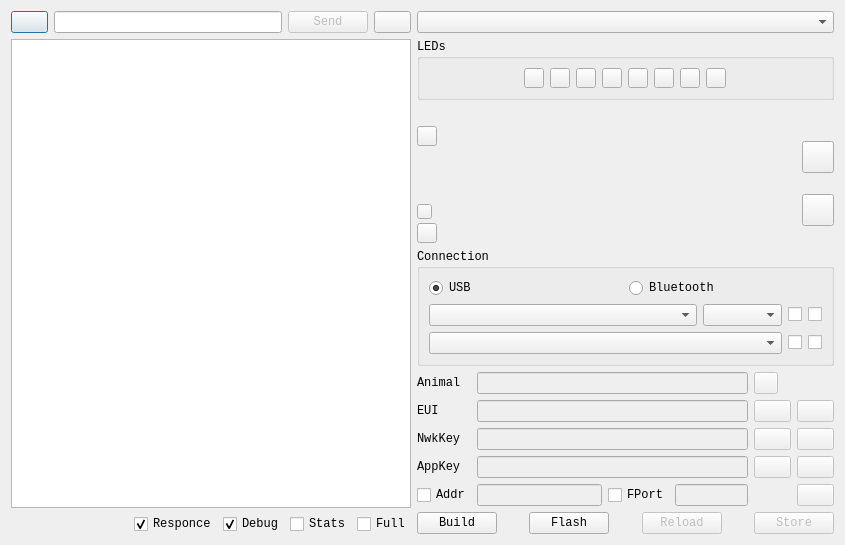
Qt form hardware/dialogcollarsim.ui (IvanTsantsarov/herdmind-simulator) before a commit.
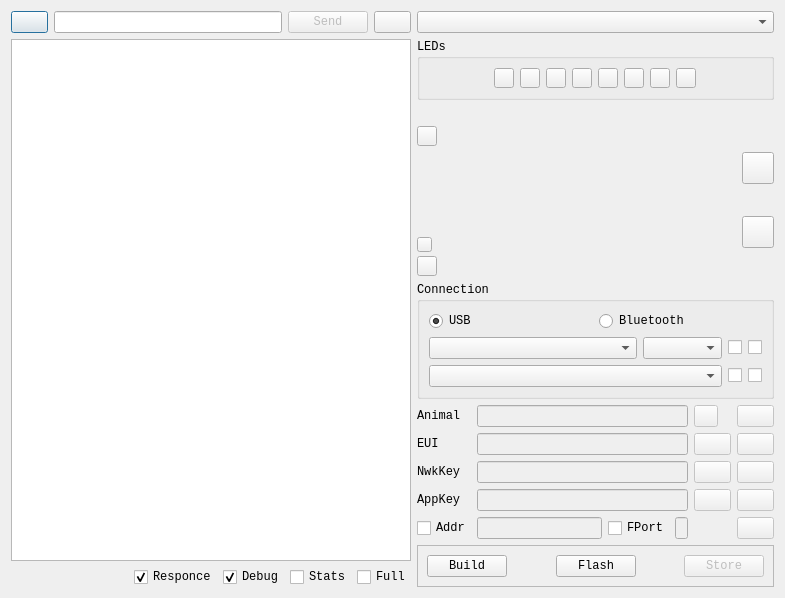
The same form after that commit. Icons and pictures are not drawn. Custom widgets are drawn as their Qt base class.

```diff
--- a/hardware/dialogcollarsim.ui
+++ b/hardware/dialogcollarsim.ui
@@ -6,8 +6,8 @@
    <rect>
     <x>0</x>
     <y>0</y>
-    <width>845</width>
-    <height>545</height>
+    <width>782</width>
+    <height>598</height>
    </rect>
   </property>
   <property name="maximumSize">
@@ -1059,8 +1059,40 @@
          </property>
         </widget>
        </item>
+       <item row="0" column="3">
+        <widget class="QPushButton" name="btnReload">
+         <property name="enabled">
+          <bool>false</bool>
+         </property>
+         <property name="toolTip">
+          <string>Reread collar info from serial</string>
+         </property>
+         <property name="text">
+          <string/>
+         </property>
+         <property name="icon">
+          <iconset resource="../res/res.qrc">
+           <normaloff>:/reload.svg</normaloff>:/reload.svg</iconset>
+         </property>
+        </widget>
+       </item>
       </layout>
      </item>
+     <item>
+      <widget class="QFrame" name="frame">
+       <property name="minimumSize">
+        <size>
+         <width>0</width>
+         <height>20</height>
+        </size>
+       </property>
+       <property name="frameShape">
+        <enum>QFrame::Shape::StyledPanel</enum>
+       </property>
+       <property name="frameShadow">
+        <enum>QFrame::Shadow::Raised</enum>
+       </property>
+       <layout class="QHBoxLayout" name="horizontalLayout_6">
      <item>
       <layout class="QHBoxLayout" name="horizontalLayout_7">
        <item>
@@ -1123,36 +1155,6 @@
          </property>
         </spacer>
        </item>
-       <item>
-        <widget class="QPushButton" name="btnReload">
-         <property name="enabled">
-          <bool>false</bool>
-         </property>
-         <property name="toolTip">
-          <string>Reread collar info from serial</string>
-         </property>
-         <property name="text">
-          <string>Reload</string>
-         </property>
-         <property name="icon">
-          <iconset resource="../res/res.qrc">
-           <normaloff>:/reload.svg</normaloff>:/reload.svg</iconset>
-         </property>
-        </widget>
-       </item>
-       <item>
-        <spacer name="horizontalSpacer_3">
-         <property name="orientation">
-          <enum>Qt::Orientation::Horizontal</enum>
-         </property>
-         <property name="sizeHint" stdset="0">
-          <size>
-           <width>40</width>
-           <height>20</height>
-          </size>
-         </property>
-        </spacer>
-       </item>
        <item>
         <widget class="QPushButton" name="btnStore">
          <property name="enabled">
@@ -1171,6 +1173,9 @@
         </widget>
        </item>
       </layout>
+        </item>
+       </layout>
+      </widget>
      </item>
      <item>
       <layout class="QHBoxLayout" name="layoutOutput"/>
```
Left out of the diff: 2 changed lines with no effect on the pictures. Lines whose indentation alone changed are shown as unchanged.
